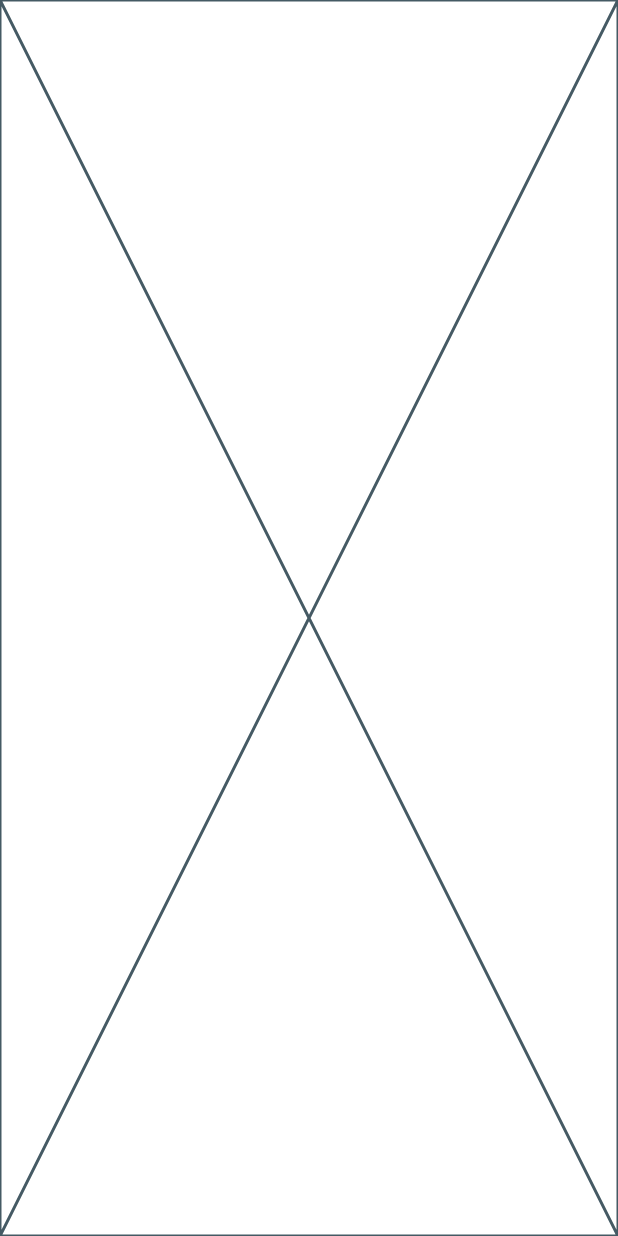
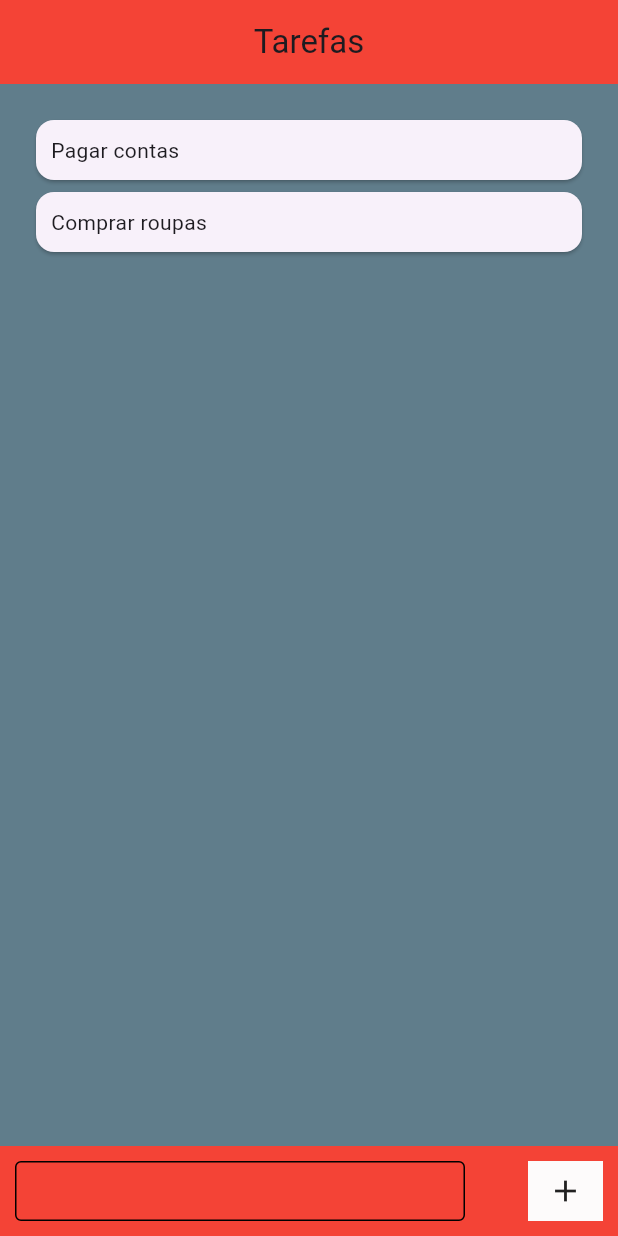
Before and after one commit to XVilao/Tarefas-App, a Flutter app: the screen it shows after launch, on a phone screen of 412 x 824 dp. Run offline on Flutter 3.47's test engine with Material 3 defaults, Android fonts, the phone set to English and light mode, and no system bars.

Commit message:
atualização 1

```diff
--- a/lib/tarefas_page.dart
+++ b/lib/tarefas_page.dart
@@ -8,8 +8,89 @@ class TarefasPage extends StatefulWidget {
 }
 
 class _TarefasPageState extends State<TarefasPage> {
+List<String> tarefas = [
+  "Pagar contas",
+  "Comprar roupas",
+];
+
+String novaTarefa = "";
+
+void addTarefa(){
+  if (novaTarefa != ""){
+  setState(() {
+    tarefas.add(novaTarefa);
+  });
+}
+}
+
+void removeTarefa(String tarefa){
+
+ setState(() {
+  tarefas.remove(tarefa);
+  });
+}
+
   @override
   Widget build(BuildContext context) {
-    return const Placeholder();
+    return Scaffold(
+      backgroundColor: Colors.blueGrey,
+      appBar: AppBar(
+        backgroundColor: Colors.red,
+        title: Text("Tarefas"),
+        centerTitle: true,
+      ),
+    body: Padding(
+      padding: const EdgeInsets.all(20),
+      child: ListView(
+      children: [
+       ...tarefas.map((tarefa)=>
+       GestureDetector(
+        onTap: (){
+          removeTarefa(tarefa);
+        },
+         child: Card(
+           child: Container(
+            padding: EdgeInsets.all(10),
+            child: Text(tarefa))),
+       ))
+
+        ],
+      ),
+    ),
+
+      bottomNavigationBar: Container(
+        height: 60,
+        color: Colors.red,
+        child: Padding(
+          padding: const EdgeInsets.all(10),
+          child: Row(
+            mainAxisAlignment: MainAxisAlignment.spaceBetween,
+            children: [
+              SizedBox(
+                width: 300,
+                child: TextFormField(
+                  onChanged: (valor) {
+                    novaTarefa = valor;
+                    },
+                  decoration: InputDecoration(
+                    enabledBorder: OutlineInputBorder(), focusedBorder: OutlineInputBorder()
+                  ),
+                )),
+              GestureDetector(
+                onTap: () {
+                  addTarefa();
+                },
+                child: Container(
+                  width: 50,
+                  height: 50,
+                  color: const Color.fromARGB(255, 253, 251, 251),
+                  child: Icon(Icons.add),
+                ),
+              )
+            ],
+          ),
+        ),
+      ),
+      );
   }
 }
```
Also changed, not shown: lib/main.dart (+0 -72 lines).
